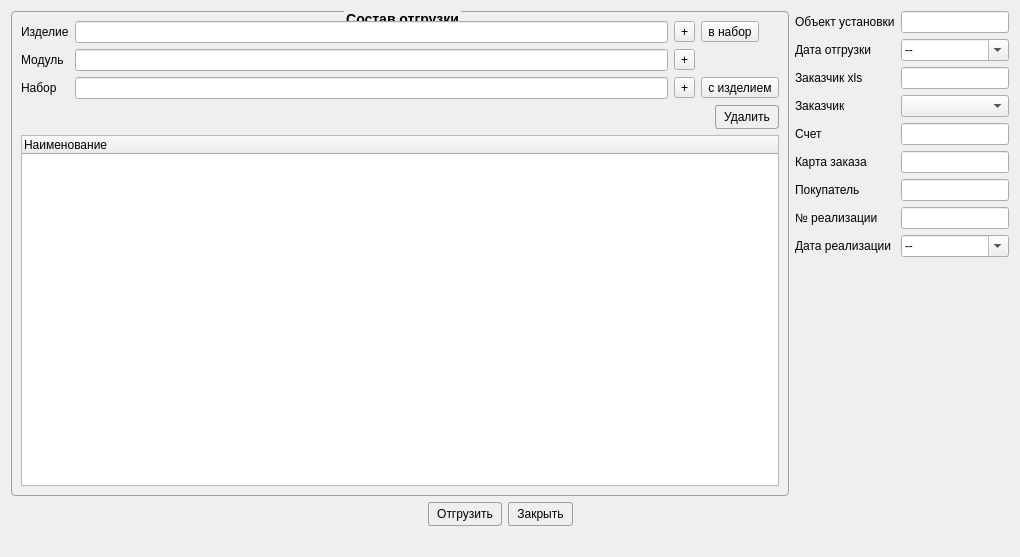
Old version of the form Remont/shipwindow.ui in the repository AlexeyScherbakov2021/Remont2.
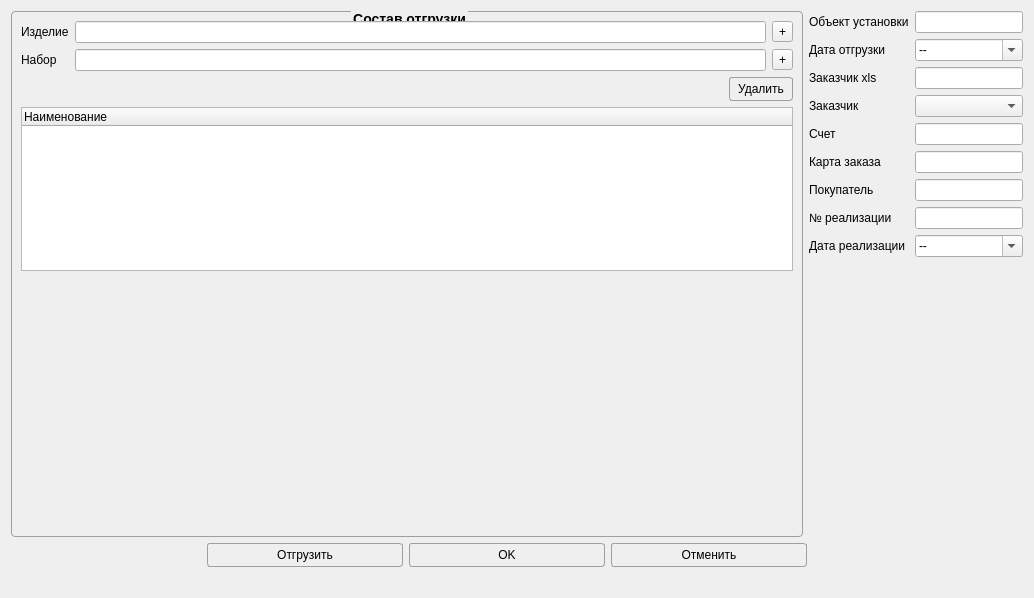
New version of the form. Icons and pictures are not drawn. Custom widgets are drawn as their Qt base class.

```diff
--- a/Remont/shipwindow.ui
+++ b/Remont/shipwindow.ui
@@ -6,8 +6,8 @@
    <rect>
     <x>0</x>
     <y>0</y>
-    <width>1020</width>
-    <height>557</height>
+    <width>1034</width>
+    <height>598</height>
    </rect>
   </property>
   <property name="windowTitle">
@@ -53,7 +53,7 @@
   </property>
   <layout class="QVBoxLayout" name="verticalLayout_2">
    <item>
-    <layout class="QHBoxLayout" name="horizontalLayout_3">
+    <layout class="QHBoxLayout" name="horizontalLayout_3" stretch="0,0">
      <item>
       <widget class="QGroupBox" name="groupBox">
        <property name="title">
@@ -62,31 +62,32 @@
        <layout class="QVBoxLayout" name="verticalLayout">
         <item>
          <layout class="QGridLayout" name="gridLayout">
-          <item row="1" column="1">
-           <widget class="QLineEdit" name="leNumModul"/>
-          </item>
-          <item row="1" column="0">
-           <widget class="QLabel" name="label_5">
+          <item row="0" column="2">
+           <widget class="QToolButton" name="tbNumProd">
+            <property name="toolTip">
+             <string>Добавить изделие</string>
+            </property>
             <property name="text">
-             <string>Модуль</string>
+             <string>+</string>
+            </property>
+            <property name="icon">
+             <iconset resource="resource.qrc">
+              <normaloff>:/image/Add2.png</normaloff>:/image/Add2.png</iconset>
             </property>
            </widget>
           </item>
-          <item row="0" column="3">
-           <widget class="QToolButton" name="tbAddSetterProd">
+          <item row="1" column="2">
+           <widget class="QToolButton" name="tbAddSetter">
             <property name="toolTip">
              <string>Добавить изделие в выделенный набор</string>
             </property>
             <property name="text">
-             <string>в набор</string>
+             <string>+</string>
             </property>
             <property name="icon">
              <iconset resource="resource.qrc">
               <normaloff>:/image/Add2.png</normaloff>:/image/Add2.png</iconset>
             </property>
-            <property name="toolButtonStyle">
-             <enum>Qt::ToolButtonStyle::ToolButtonTextBesideIcon</enum>
-            </property>
            </widget>
           </item>
           <item row="0" column="1">
@@ -99,17 +100,10 @@
             </property>
            </widget>
           </item>
-          <item row="0" column="2">
-           <widget class="QToolButton" name="tbNumProd">
-            <property name="toolTip">
-             <string>Добавить изделие</string>
-            </property>
+          <item row="1" column="0">
+           <widget class="QLabel" name="label">
             <property name="text">
-             <string>+</string>
-            </property>
-            <property name="icon">
-             <iconset resource="resource.qrc">
-              <normaloff>:/image/Add2.png</normaloff>:/image/Add2.png</iconset>
+             <string>Набор</string>
             </property>
            </widget>
           </item>
@@ -120,61 +114,9 @@
             </property>
            </widget>
           </item>
-          <item row="1" column="2">
-           <widget class="QToolButton" name="tbNumModul">
-            <property name="toolTip">
-             <string>Добавить модуль</string>
-            </property>
-            <property name="text">
-             <string>+</string>
-            </property>
-            <property name="icon">
-             <iconset resource="resource.qrc">
-              <normaloff>:/image/Add2.png</normaloff>:/image/Add2.png</iconset>
-            </property>
-           </widget>
-          </item>
-          <item row="2" column="1">
+          <item row="1" column="1">
            <widget class="QLineEdit" name="leSetterOut"/>
           </item>
-          <item row="2" column="0">
-           <widget class="QLabel" name="label">
-            <property name="text">
-             <string>Набор</string>
-            </property>
-           </widget>
-          </item>
-          <item row="2" column="2">
-           <widget class="QToolButton" name="tbAddSetter">
-            <property name="toolTip">
-             <string>Добавить набор</string>
-            </property>
-            <property name="text">
-             <string>+</string>
-            </property>
-            <property name="icon">
-             <iconset resource="resource.qrc">
-              <normaloff>:/image/Add2.png</normaloff>:/image/Add2.png</iconset>
-            </property>
-           </widget>
-          </item>
-          <item row="2" column="3">
-           <widget class="QToolButton" name="tbAddSetProd">
-            <property name="toolTip">
-             <string>Добавить набор сразу с изделием</string>
-            </property>
-            <property name="text">
-             <string>с изделием</string>
-            </property>
-            <property name="icon">
-             <iconset resource="resource.qrc">
-              <normaloff>:/image/Add2.png</normaloff>:/image/Add2.png</iconset>
-            </property>
-            <property name="toolButtonStyle">
-             <enum>Qt::ToolButtonStyle::ToolButtonTextBesideIcon</enum>
-            </property>
-           </widget>
-          </item>
          </layout>
         </item>
         <item>
@@ -217,6 +159,16 @@
           </column>
          </widget>
         </item>
+        <item>
+         <widget class="TreeItemsForm" name="wTreeItems" native="true">
+          <property name="minimumSize">
+           <size>
+            <width>0</width>
+            <height>250</height>
+           </size>
+          </property>
+         </widget>
+        </item>
        </layout>
       </widget>
      </item>
@@ -413,17 +365,17 @@
          </property>
          <property name="dateTime">
           <datetime>
-           <hour>20</hour>
+           <hour>4</hour>
            <minute>0</minute>
            <second>0</second>
            <year>2000</year>
            <month>1</month>
-           <day>1</day>
+           <day>2</day>
           </datetime>
          </property>
          <property name="time">
           <time>
-           <hour>20</hour>
+           <hour>4</hour>
            <minute>0</minute>
            <second>0</second>
           </time>
@@ -432,12 +384,12 @@
           <date>
            <year>2000</year>
            <month>1</month>
-           <day>1</day>
+           <day>2</day>
           </date>
          </property>
          <property name="minimumTime">
           <time>
-           <hour>20</hour>
+           <hour>4</hour>
            <minute>0</minute>
            <second>0</second>
           </time>
@@ -458,7 +410,7 @@
           <date>
            <year>2000</year>
            <month>1</month>
-           <day>1</day>
+           <day>2</day>
           </date>
          </property>
         </widget>
@@ -490,6 +442,12 @@
      </item>
      <item alignment="Qt::AlignmentFlag::AlignBottom">
       <widget class="QPushButton" name="pbFinish">
+       <property name="sizePolicy">
+        <sizepolicy hsizetype="Expanding" vsizetype="Fixed">
+         <horstretch>0</horstretch>
+         <verstretch>0</verstretch>
+        </sizepolicy>
+       </property>
        <property name="text">
         <string>Отгрузить</string>
        </property>
@@ -508,10 +466,39 @@
        </property>
       </widget>
      </item>
+     <item>
+      <widget class="QPushButton" name="pbSave">
+       <property name="sizePolicy">
+        <sizepolicy hsizetype="Expanding" vsizetype="Fixed">
+         <horstretch>0</horstretch>
+         <verstretch>0</verstretch>
+        </sizepolicy>
+       </property>
+       <property name="text">
+        <string>OK</string>
+       </property>
+       <property name="icon">
+        <iconset resource="resource.qrc">
+         <normaloff>:/image/Apply24x24.png</normaloff>:/image/Apply24x24.png</iconset>
+       </property>
+       <property name="iconSize">
+        <size>
+         <width>24</width>
+         <height>24</height>
+        </size>
+       </property>
+      </widget>
+     </item>
      <item alignment="Qt::AlignmentFlag::AlignBottom">
       <widget class="QPushButton" name="pbClose">
+       <property name="sizePolicy">
+        <sizepolicy hsizetype="Expanding" vsizetype="Fixed">
+         <horstretch>0</horstretch>
+         <verstretch>0</verstretch>
+        </sizepolicy>
+       </property>
        <property name="text">
-        <string>Закрыть</string>
+        <string>Отменить</string>
        </property>
        <property name="icon">
         <iconset resource="resource.qrc">
@@ -545,6 +532,14 @@
    </item>
   </layout>
  </widget>
+ <customwidgets>
+  <customwidget>
+   <class>TreeItemsForm</class>
+   <extends>QWidget</extends>
+   <header>treeitemsform.h</header>
+   <container>1</container>
+  </customwidget>
+ </customwidgets>
  <tabstops>
   <tabstop>twTreeDevice</tabstop>
   <tabstop>leObjectInstall</tabstop>
```
Left out of the diff: 26 changed lines with no effect on the pictures.
